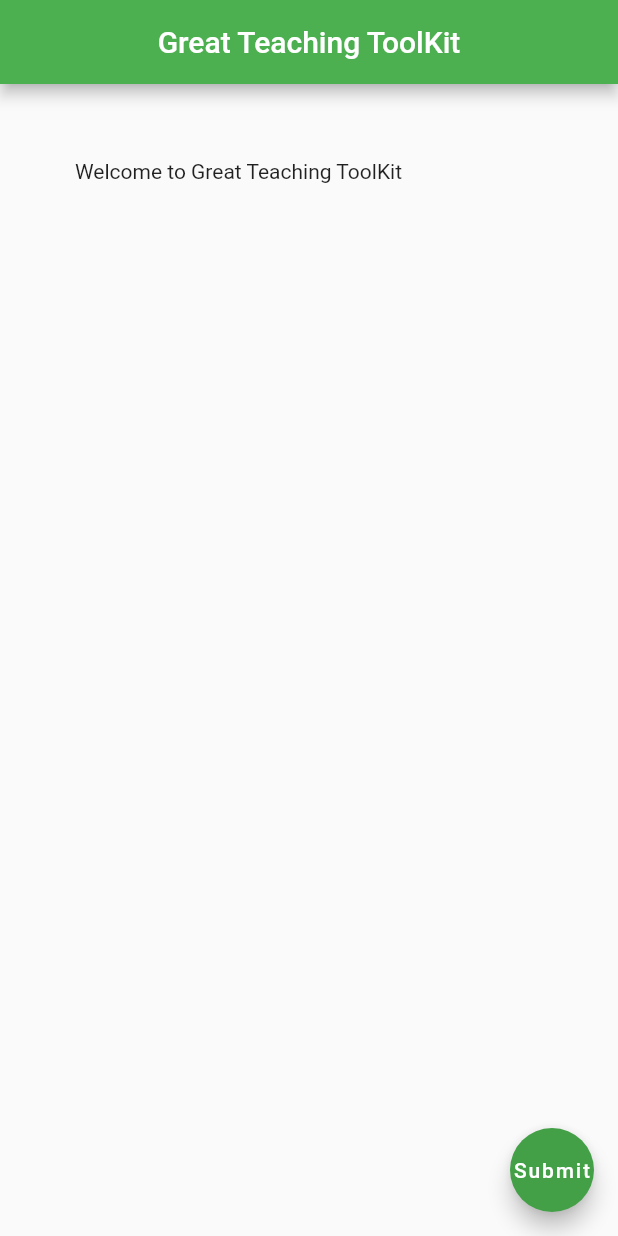
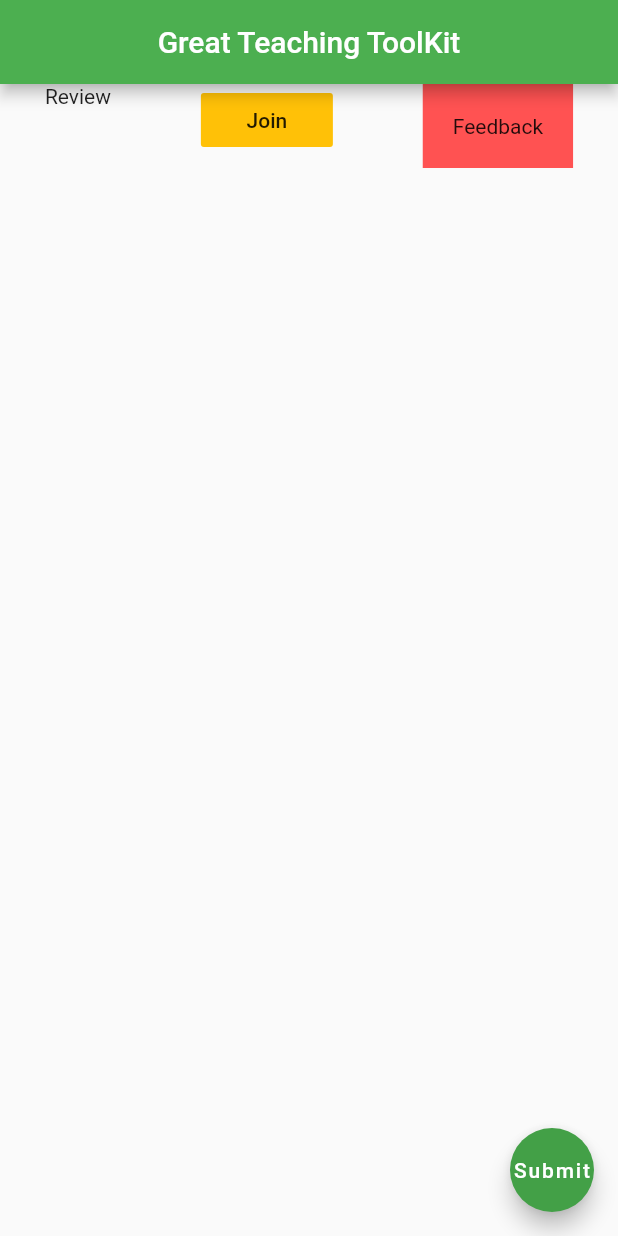
Before and after one commit to ibrahimshbat/first_app, a Flutter app: the screen it shows after launch, on a phone screen of 412 x 824 dp. Run offline on Flutter 3.47's test engine with Material 2 defaults, Android fonts, the phone set to English and light mode, and no system bars.

Commit message:
Add Row and Container

```diff
--- a/lib/main.dart
+++ b/lib/main.dart
@@ -16,9 +16,22 @@ import 'package:flutter/material.dart';
               centerTitle: true,
               backgroundColor: Colors.green[500],
             ),
-          body: Padding(
-            padding: EdgeInsets.all(50),
-            child:Text("Welcome to Great Teaching ToolKit")
+            body: Row(
+              mainAxisAlignment: MainAxisAlignment.spaceAround,
+              crossAxisAlignment: CrossAxisAlignment.start,
+              children: <Widget>[
+                Text("Review"),
+                FlatButton(
+                  onPressed: (){},
+                  child: Text("Join"),
+                  color: Colors.amber,
+                ),
+                Container(
+                  padding: EdgeInsets.all(20),
+                  child: Text("Feedback"),
+                  color: Colors.redAccent,
+                )
+              ],
             ),
            floatingActionButton: FloatingActionButton(
               onPressed: () {},
@@ -28,7 +41,12 @@ import 'package:flutter/material.dart';
         );
       }
     }
-  /*Container(
+    /*
+    Padding(
+              padding: EdgeInsets.all(50),
+              child:Text("Welcome to Great Teaching ToolKit")
+            ),
+    Container(
               margin: EdgeInsets.all(20),
               padding:EdgeInsets.symmetric(horizontal: 50,vertical: 50),
               color: Colors.amber,
```
Lines whose indentation alone changed are shown as unchanged.
